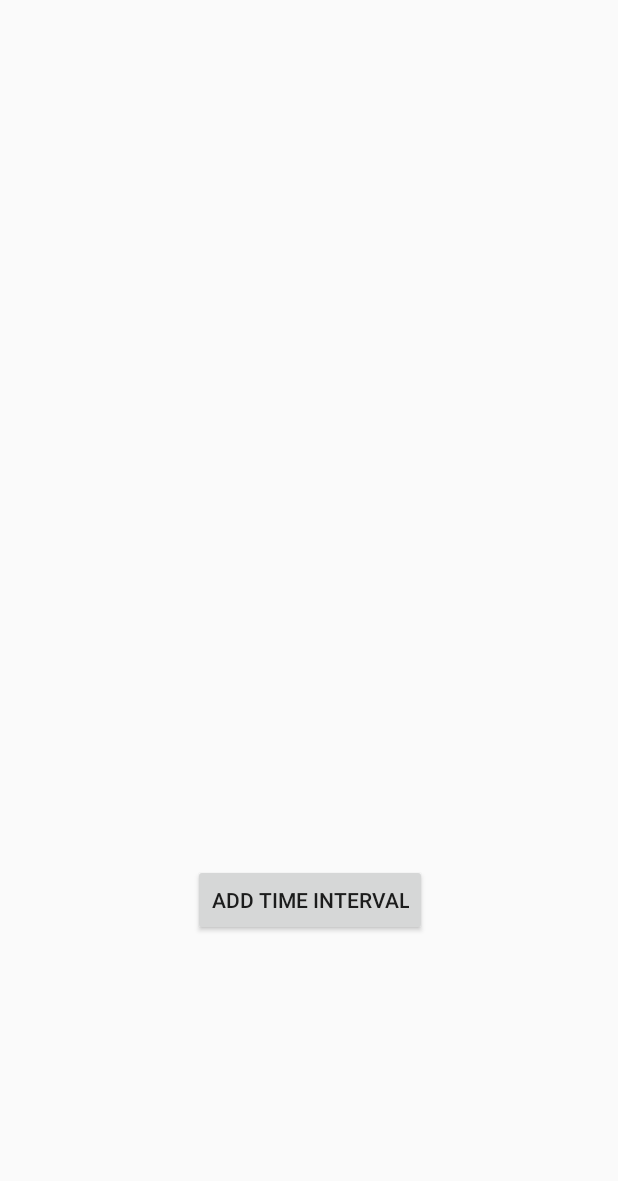
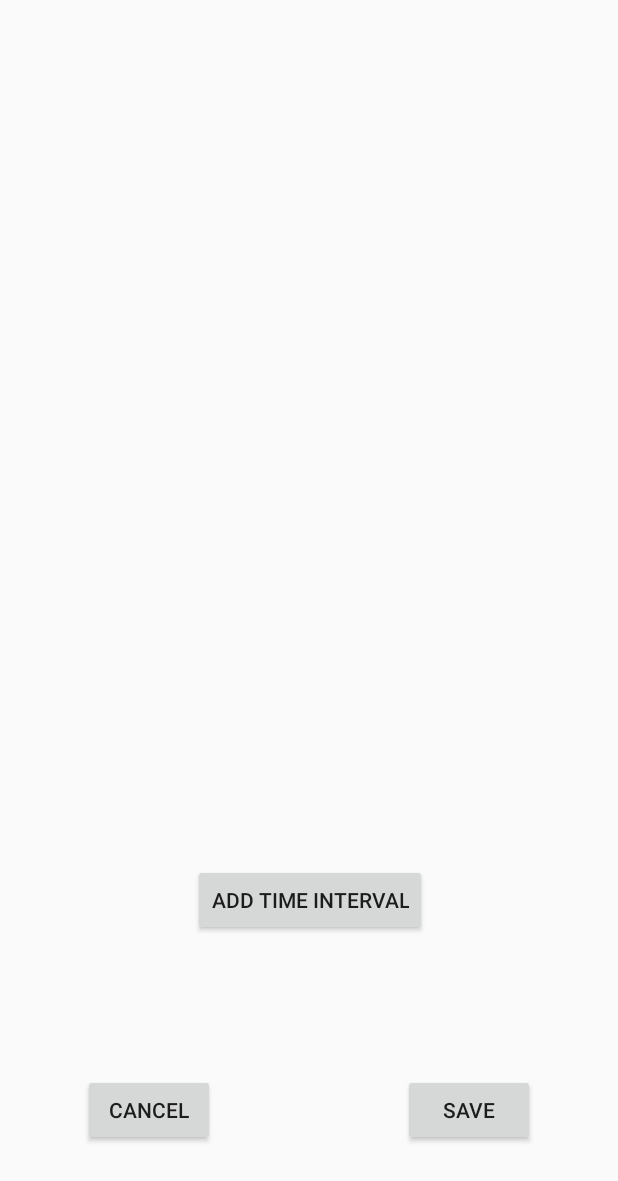
Before and after one commit to krozet/MyWorkout, an Android app: the layout content_edit_workout.xml on its own in the app's theme, with its tools: preview values and no code run, on a phone screen of 412 x 824 dp. Shown: the top 1181 px of the screen. Run offline under Robolectric (Android 15) with nearby library versions, the phone set to English and light mode, and no system bars.

Commit message:
KR added save and cancel buttons to layout.

```diff
--- a/app/src/main/java/com/apps/kb/myworkout/EditWorkoutActivity.java
+++ b/app/src/main/java/com/apps/kb/myworkout/EditWorkoutActivity.java
@@ -95,7 +95,6 @@ public class EditWorkoutActivity extends AppCompatActivity
                         workout.addTimeInterval(timeInterval);
                     }
                 }
-
         }
     }
 
@@ -124,9 +123,9 @@ public class EditWorkoutActivity extends AppCompatActivity
             BufferedReader bufferedReader = new BufferedReader(inputStreamReader);
             String timeIntervalString;
 
-//            while ((timeIntervalString = bufferedReader.readLine()) != null) {
-//                workout.addTimeIntervalFromString(timeIntervalString);
-//            }
+            while ((timeIntervalString = bufferedReader.readLine()) != null) {
+                workout.addTimeIntervalFromString(timeIntervalString);
+            }
 
             timeIntervalViewList.clear();
 
--- a/app/src/main/java/com/apps/kb/myworkout/MyWorkouts.java
+++ b/app/src/main/java/com/apps/kb/myworkout/MyWorkouts.java
@@ -250,7 +250,6 @@ public class MyWorkouts extends AppCompatActivity {
 
             // deletes file from internal storage
             deleteFile(nameOfWorkout.replaceAll("[^a-zA-Z0-9\\.\\-]", "_"));
-;
 
             fileOutputStream.close();
 
--- a/app/src/main/res/layout/content_edit_workout.xml
+++ b/app/src/main/res/layout/content_edit_workout.xml
@@ -20,6 +20,7 @@
             android:layout_alignParentTop="true"
             android:layout_marginTop="49dp"
             android:layout_alignParentLeft="true" />
+
     </RelativeLayout>
 
     <Button
@@ -42,4 +43,32 @@
         app:layout_constraintStart_toStartOf="parent"
         app:layout_constraintTop_toTopOf="parent"
         app:layout_constraintVertical_bias="0.747" />
+
+    <RelativeLayout
+        android:layout_width="match_parent"
+        android:layout_height="match_parent">
+
+        <Button
+            android:id="@+id/edit_workout_cancel"
+            android:layout_width="wrap_content"
+            android:layout_height="wrap_content"
+            android:layout_alignParentStart="true"
+            android:layout_alignTop="@+id/edit_workout_save"
+            android:layout_marginStart="55dp"
+            android:text="@string/cancel"
+            android:layout_alignParentLeft="true"
+            android:layout_marginLeft="55dp" />
+
+        <Button
+            android:id="@+id/edit_workout_save"
+            android:layout_width="wrap_content"
+            android:layout_height="wrap_content"
+            android:layout_alignParentBottom="true"
+            android:layout_alignParentEnd="true"
+            android:layout_marginBottom="60dp"
+            android:layout_marginEnd="55dp"
+            android:text="@string/save"
+            android:layout_alignParentRight="true"
+            android:layout_marginRight="55dp" />
+    </RelativeLayout>
 </android.support.constraint.ConstraintLayout>
```
